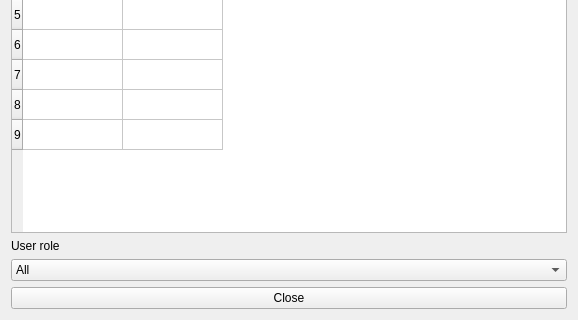
Old version of the form client/ui/userList.ui in the repository NoahHallows/quackmed; both pictures show x 0 to 578 and y 170 to 490 of the 578 by 490 pixel window.
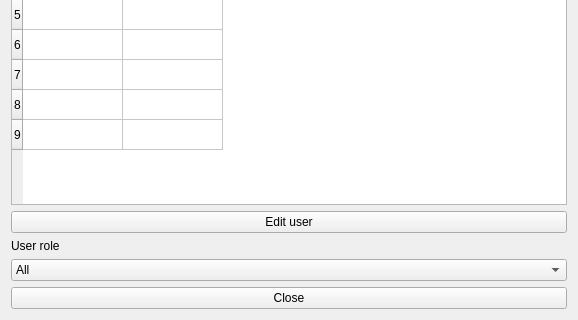
New version of the form.

Commit message: Added ability to edit users, password must be changed

Patch:
```diff
--- a/client/ui/userList.ui
+++ b/client/ui/userList.ui
@@ -44,6 +44,13 @@
      </column>
     </widget>
    </item>
+   <item>
+    <widget class="QPushButton" name="EditUserButton">
+     <property name="text">
+      <string>Edit user</string>
+     </property>
+    </widget>
+   </item>
    <item>
     <widget class="QLabel" name="label_2">
      <property name="text">
```
Left out of the diff: 3 changed lines with no effect on the pictures. The commit also changes 28 other files.
